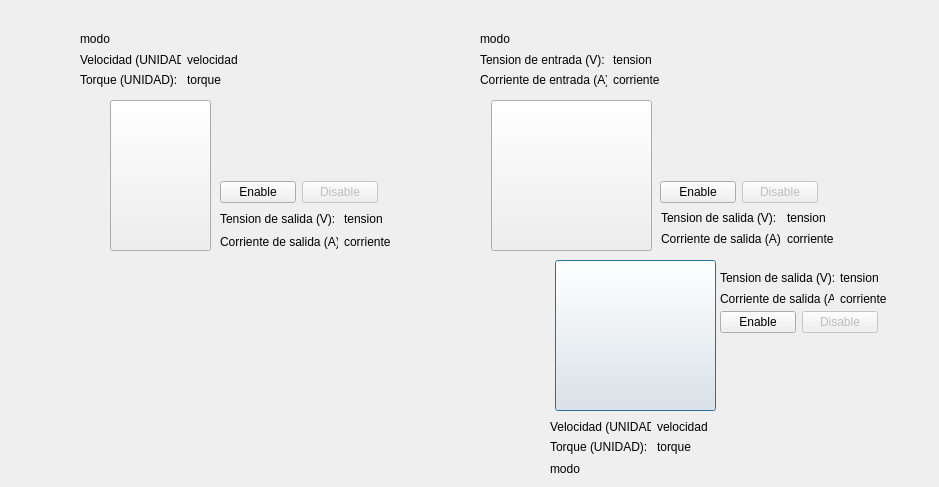
This is estadored.ui in arukagiri/interfazLAC as Qt 5 draws it before an edit. The edited form follows.
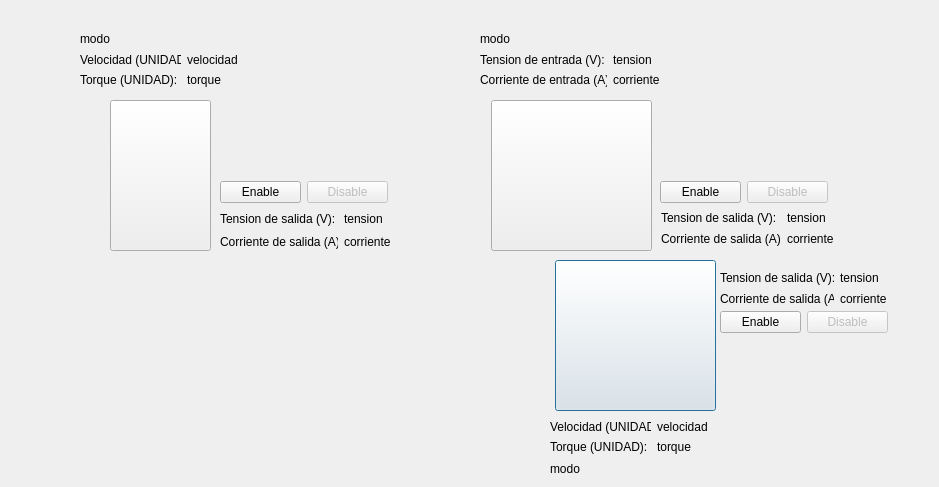
This is the edited form. Icons and pictures are not drawn.

```diff
--- a/estadored.ui
+++ b/estadored.ui
@@ -13,6 +13,12 @@
     <height>487</height>
    </rect>
   </property>
+  <property name="sizePolicy">
+   <sizepolicy hsizetype="Fixed" vsizetype="Fixed">
+    <horstretch>0</horstretch>
+    <verstretch>0</verstretch>
+   </sizepolicy>
+  </property>
   <property name="windowTitle">
    <string>Dialog</string>
   </property>
@@ -496,7 +502,7 @@
     <rect>
      <x>220</x>
      <y>180</y>
-     <width>158</width>
+     <width>168</width>
      <height>25</height>
     </rect>
    </property>
@@ -525,7 +531,7 @@
     <rect>
      <x>660</x>
      <y>180</y>
-     <width>158</width>
+     <width>168</width>
      <height>25</height>
     </rect>
    </property>
@@ -554,7 +560,7 @@
     <rect>
      <x>720</x>
      <y>310</y>
-     <width>158</width>
+     <width>168</width>
      <height>25</height>
     </rect>
    </property>
```
